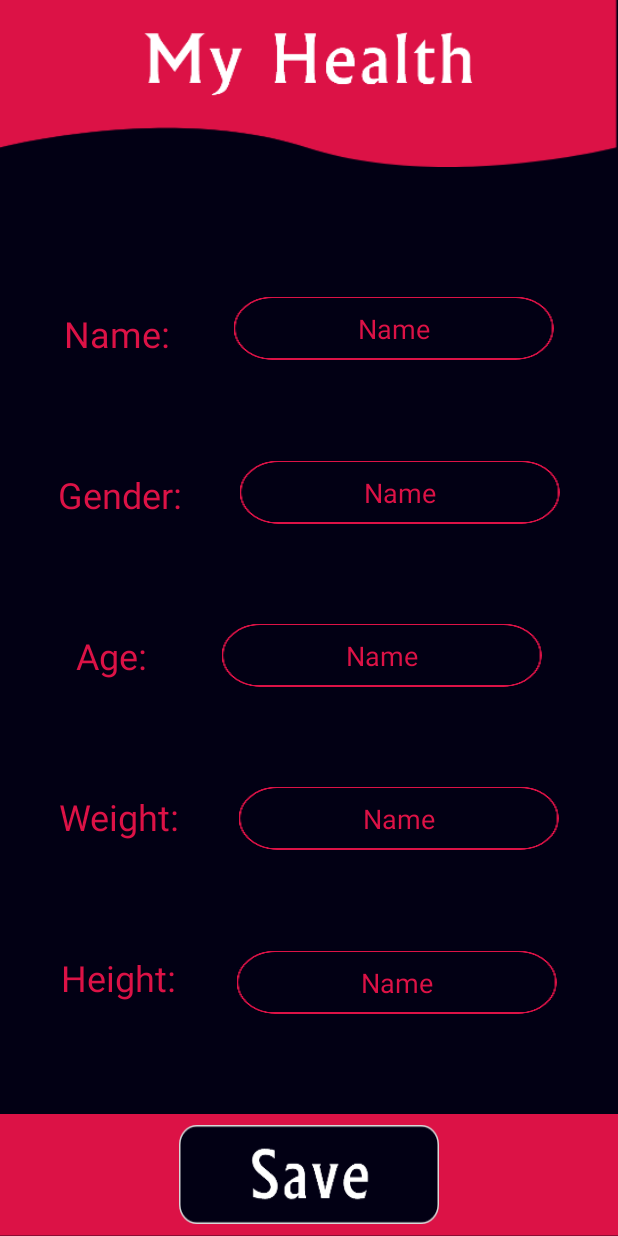
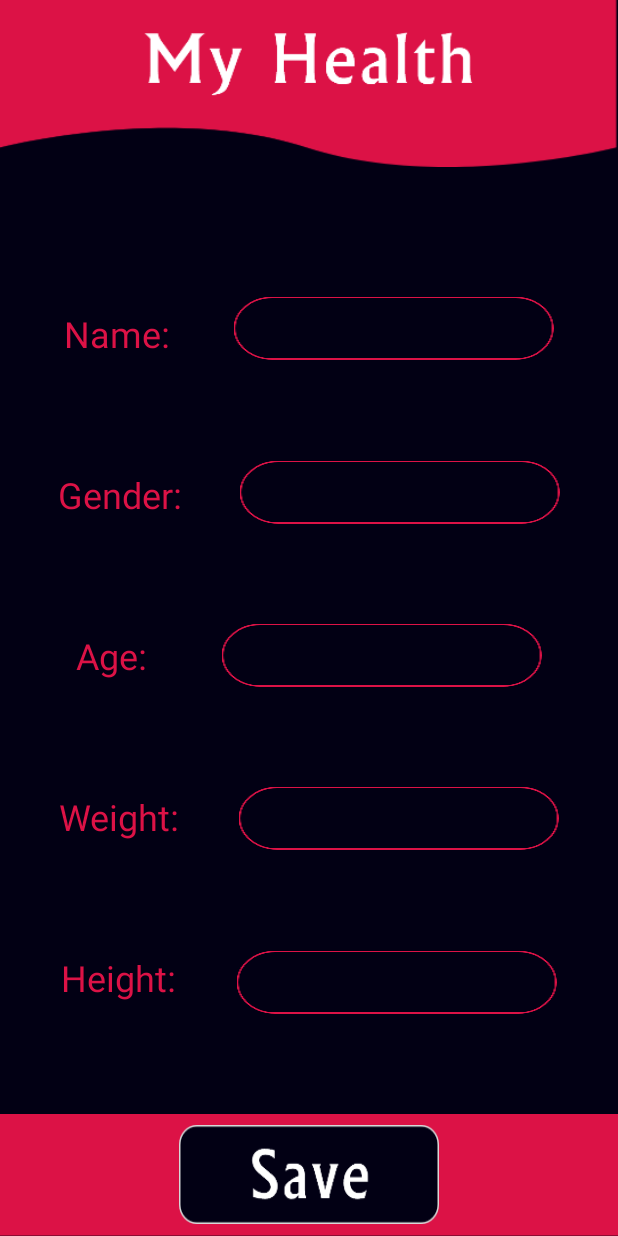
Before and after one commit to Anandhiswankar/fitness_app, an Android app: the my_profile screen opened directly, with no data from a screen before it, on a phone screen of 412 x 824 dp. Run offline under Robolectric (Android 15) with nearby library versions, the phone set to English and light mode, and no system bars.

Commit message:
new_panel_my_profile

```diff
--- a/app/src/main/res/layout/activity_my_profile.xml
+++ b/app/src/main/res/layout/activity_my_profile.xml
@@ -38,9 +38,8 @@
                 android:background="@drawable/input"
                 android:ems="10"
                 android:inputType="textPersonName"
-                android:text="Name"
                 android:textAlignment="center"
-                android:textColor="#DC1246"
+                android:textColor="#FFFFFF"
                 android:textColorHint="#DC1246"
                 app:layout_constraintBottom_toTopOf="@+id/U_gender"
                 app:layout_constraintEnd_toEndOf="parent"
@@ -121,9 +120,8 @@
                 android:background="@drawable/input"
                 android:ems="10"
                 android:inputType="textPersonName"
-                android:text="Name"
                 android:textAlignment="center"
-                android:textColor="#DC1246"
+                android:textColor="#FFFFFF"
                 app:layout_constraintBottom_toTopOf="@+id/U_weight"
                 app:layout_constraintEnd_toEndOf="parent"
                 app:layout_constraintHorizontal_bias="0.5"
@@ -137,9 +135,8 @@
                 android:background="@drawable/input"
                 android:ems="10"
                 android:inputType="textPersonName"
-                android:text="Name"
                 android:textAlignment="center"
-                android:textColor="#DC1246"
+                android:textColor="#FFFFFF"
                 app:layout_constraintBottom_toTopOf="@+id/U_height"
                 app:layout_constraintEnd_toEndOf="parent"
                 app:layout_constraintHorizontal_bias="0.5"
@@ -153,9 +150,8 @@
                 android:background="@drawable/input"
                 android:ems="10"
                 android:inputType="textPersonName"
-                android:text="Name"
                 android:textAlignment="center"
-                android:textColor="#DC1246"
+                android:textColor="#FFFFFF"
                 android:textColorHint="#DC1246"
                 app:layout_constraintBottom_toBottomOf="parent"
                 app:layout_constraintEnd_toEndOf="parent"
@@ -170,9 +166,8 @@
                 android:background="@drawable/input"
                 android:ems="10"
                 android:inputType="textPersonName"
-                android:text="Name"
                 android:textAlignment="center"
-                android:textColor="#DC1246"
+                android:textColor="#FFFFFF"
                 app:layout_constraintBottom_toTopOf="@+id/U_age"
                 app:layout_constraintEnd_toEndOf="parent"
                 app:layout_constraintHorizontal_bias="0.5"
```
